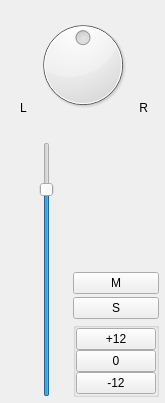
The window that src/gui/BaseTrackView.ui (elieserdejesus/JamTaba) describes before a commit, drawn with Qt 5.
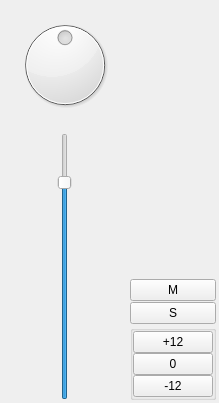
The same window after the commit. Custom widgets are drawn as their Qt base class.

Commit message: mini and full view modes working

Patch:
```diff
--- a/src/gui/BaseTrackView.ui
+++ b/src/gui/BaseTrackView.ui
@@ -6,7 +6,7 @@
    <rect>
     <x>0</x>
     <y>0</y>
-    <width>165</width>
+    <width>219</width>
     <height>403</height>
    </rect>
   </property>
@@ -19,127 +19,42 @@
   <property name="windowTitle">
    <string>Form</string>
   </property>
+  <property name="styleSheet">
+   <string notr="true"/>
+  </property>
   <layout class="QVBoxLayout" name="mainLayout">
+   <property name="spacing">
+    <number>3</number>
+   </property>
    <property name="leftMargin">
-    <number>6</number>
+    <number>3</number>
    </property>
    <property name="topMargin">
-    <number>6</number>
+    <number>3</number>
    </property>
    <property name="rightMargin">
-    <number>6</number>
+    <number>3</number>
    </property>
    <property name="bottomMargin">
-    <number>6</number>
+    <number>3</number>
    </property>
    <item>
     <widget class="QWidget" name="topPanel" native="true">
      <property name="sizePolicy">
-      <sizepolicy hsizetype="MinimumExpanding" vsizetype="Preferred">
-       <horstretch>0</horstretch>
-       <verstretch>0</verstretch>
-      </sizepolicy>
-     </property>
-     <layout class="QGridLayout" name="topPanelLayout">
-      <property name="leftMargin">
-       <number>0</number>
-      </property>
-      <property name="rightMargin">
-       <number>0</number>
-      </property>
-      <property name="horizontalSpacing">
-       <number>6</number>
-      </property>
-      <property name="verticalSpacing">
-       <number>12</number>
-      </property>
-      <item row="0" column="1">
-       <widget class="QDial" name="panSlider">
-        <property name="minimum">
-         <number>-4</number>
-        </property>
-        <property name="maximum">
-         <number>4</number>
-        </property>
-        <property name="pageStep">
-         <number>1</number>
-        </property>
-        <property name="tracking">
-         <bool>false</bool>
-        </property>
-        <property name="wrapping">
-         <bool>false</bool>
-        </property>
-        <property name="notchesVisible">
-         <bool>false</bool>
-        </property>
-       </widget>
-      </item>
-      <item row="0" column="2" alignment="Qt::AlignLeft|Qt::AlignBottom">
-       <widget class="QLabel" name="labelPanR">
-        <property name="sizePolicy">
-         <sizepolicy hsizetype="Fixed" vsizetype="Preferred">
-          <horstretch>0</horstretch>
-          <verstretch>0</verstretch>
-         </sizepolicy>
-        </property>
-        <property name="text">
-         <string>R</string>
-        </property>
-        <property name="alignment">
-         <set>Qt::AlignRight|Qt::AlignTrailing|Qt::AlignVCenter</set>
-        </property>
-       </widget>
-      </item>
-      <item row="0" column="0" alignment="Qt::AlignRight|Qt::AlignBottom">
-       <widget class="QLabel" name="labelPanL">
-        <property name="sizePolicy">
-         <sizepolicy hsizetype="Fixed" vsizetype="Preferred">
-          <horstretch>0</horstretch>
-          <verstretch>0</verstretch>
-         </sizepolicy>
-        </property>
-        <property name="text">
-         <string>L</string>
-        </property>
-        <property name="alignment">
-         <set>Qt::AlignLeading|Qt::AlignLeft|Qt::AlignVCenter</set>
-        </property>
-       </widget>
-      </item>
-     </layout>
-    </widget>
-   </item>
-   <item>
-    <spacer name="panSpacer">
-     <property name="orientation">
-      <enum>Qt::Vertical</enum>
-     </property>
-     <property name="sizeType">
-      <enum>QSizePolicy::Fixed</enum>
-     </property>
-     <property name="sizeHint" stdset="0">
-      <size>
-       <width>20</width>
-       <height>12</height>
-      </size>
-     </property>
-    </spacer>
-   </item>
-   <item>
-    <widget class="QWidget" name="faderPanel" native="true">
-     <property name="sizePolicy">
-      <sizepolicy hsizetype="MinimumExpanding" vsizetype="Preferred">
+      <sizepolicy hsizetype="Preferred" vsizetype="MinimumExpanding">
        <horstretch>0</horstretch>
        <verstretch>1</verstretch>
       </sizepolicy>
      </property>
-     <layout class="QGridLayout" name="gridLayout">
+     <layout class="QHBoxLayout" name="horizontalLayout">
+      <property name="spacing">
+       <number>3</number>
+      </property>
       <property name="leftMargin">
        <number>0</number>
       </property>
       <property name="topMargin">
-       <number>0</number>
+       <number>12</number>
       </property>
       <property name="rightMargin">
        <number>0</number>
@@ -147,18 +62,173 @@
       <property name="bottomMargin">
        <number>0</number>
       </property>
-      <property name="verticalSpacing">
-       <number>3</number>
-      </property>
-      <item row="5" column="2" colspan="2">
-       <widget class="QGroupBox" name="boostPanel">
-        <property name="title">
-         <string/>
-        </property>
-        <layout class="QVBoxLayout" name="verticalLayout">
-         <property name="spacing">
+      <item>
+       <widget class="QWidget" name="leftWidget" native="true">
+        <layout class="QGridLayout" name="gridLayout_2">
+         <property name="leftMargin">
           <number>0</number>
          </property>
+         <property name="topMargin">
+          <number>0</number>
+         </property>
+         <property name="rightMargin">
+          <number>0</number>
+         </property>
+         <property name="bottomMargin">
+          <number>0</number>
+         </property>
+         <property name="horizontalSpacing">
+          <number>0</number>
+         </property>
+         <item row="2" column="1" alignment="Qt::AlignHCenter">
+          <widget class="QSlider" name="levelSlider">
+           <property name="sizePolicy">
+            <sizepolicy hsizetype="Fixed" vsizetype="Expanding">
+             <horstretch>1</horstretch>
+             <verstretch>1</verstretch>
+            </sizepolicy>
+           </property>
+           <property name="maximum">
+            <number>120</number>
+           </property>
+           <property name="value">
+            <number>100</number>
+           </property>
+           <property name="orientation">
+            <enum>Qt::Vertical</enum>
+           </property>
+           <property name="tickPosition">
+            <enum>QSlider::NoTicks</enum>
+           </property>
+           <property name="tickInterval">
+            <number>0</number>
+           </property>
+          </widget>
+         </item>
+         <item row="1" column="0" colspan="2">
+          <spacer name="panSpacer">
+           <property name="orientation">
+            <enum>Qt::Vertical</enum>
+           </property>
+           <property name="sizeType">
+            <enum>QSizePolicy::Fixed</enum>
+           </property>
+           <property name="sizeHint" stdset="0">
+            <size>
+             <width>20</width>
+             <height>12</height>
+            </size>
+           </property>
+          </spacer>
+         </item>
+         <item row="0" column="0" colspan="2">
+          <widget class="QWidget" name="panPanel" native="true">
+           <property name="styleSheet">
+            <string notr="true"/>
+           </property>
+           <layout class="QGridLayout" name="gridLayout">
+            <property name="leftMargin">
+             <number>0</number>
+            </property>
+            <property name="topMargin">
+             <number>0</number>
+            </property>
+            <property name="rightMargin">
+             <number>0</number>
+            </property>
+            <property name="bottomMargin">
+             <number>0</number>
+            </property>
+            <property name="spacing">
+             <number>0</number>
+            </property>
+            <item row="1" column="1" alignment="Qt::AlignRight">
+             <widget class="QLabel" name="labelPanL">
+              <property name="sizePolicy">
+               <sizepolicy hsizetype="MinimumExpanding" vsizetype="Preferred">
+                <horstretch>0</horstretch>
+                <verstretch>0</verstretch>
+               </sizepolicy>
+              </property>
+              <property name="minimumSize">
+               <size>
+                <width>26</width>
+                <height>0</height>
+               </size>
+              </property>
+              <property name="maximumSize">
+               <size>
+                <width>32</width>
+                <height>16777215</height>
+               </size>
+              </property>
+              <property name="text">
+               <string>L</string>
+              </property>
+              <property name="alignment">
+               <set>Qt::AlignLeading|Qt::AlignLeft|Qt::AlignVCenter</set>
+              </property>
+             </widget>
+            </item>
+            <item row="1" column="2" alignment="Qt::AlignLeft">
+             <widget class="QLabel" name="labelPanR">
+              <property name="sizePolicy">
+               <sizepolicy hsizetype="MinimumExpanding" vsizetype="Preferred">
+                <horstretch>0</horstretch>
+                <verstretch>0</verstretch>
+               </sizepolicy>
+              </property>
+              <property name="minimumSize">
+               <size>
+                <width>26</width>
+                <height>0</height>
+               </size>
+              </property>
+              <property name="maximumSize">
+               <size>
+                <width>32</width>
+                <height>16777215</height>
+               </size>
+              </property>
+              <property name="text">
+               <string>R</string>
+              </property>
+              <property name="alignment">
+               <set>Qt::AlignRight|Qt::AlignTrailing|Qt::AlignVCenter</set>
+              </property>
+             </widget>
+            </item>
+            <item row="0" column="1" rowspan="2" colspan="2" alignment="Qt::AlignHCenter">
+             <widget class="QDial" name="panSlider">
+              <property name="minimum">
+               <number>-4</number>
+              </property>
+              <property name="maximum">
+               <number>4</number>
+              </property>
+              <property name="pageStep">
+               <number>1</number>
+              </property>
+              <property name="tracking">
+               <bool>false</bool>
+              </property>
+              <property name="wrapping">
+               <bool>false</bool>
+              </property>
+              <property name="notchesVisible">
+               <bool>false</bool>
+              </property>
+             </widget>
+            </item>
+           </layout>
+          </widget>
+         </item>
+        </layout>
+       </widget>
+      </item>
+      <item>
+       <widget class="QWidget" name="rightWidget" native="true">
+        <layout class="QGridLayout" name="gridLayout_3">
          <property name="leftMargin">
           <number>0</number>
          </property>
@@ -171,205 +241,188 @@
          <property name="bottomMargin">
           <number>0</number>
          </property>
-         <item>
-          <widget class="QPushButton" name="buttonBoostPlus12">
-           <property name="toolTip">
-            <string>+12 db boost</string>
+         <property name="horizontalSpacing">
+          <number>0</number>
+         </property>
+         <property name="verticalSpacing">
+          <number>1</number>
+         </property>
+         <item row="1" column="0" colspan="2">
+          <widget class="QLabel" name="peaksDbLabel">
+           <property name="sizePolicy">
+            <sizepolicy hsizetype="MinimumExpanding" vsizetype="Maximum">
+             <horstretch>0</horstretch>
+             <verstretch>0</verstretch>
+            </sizepolicy>
            </property>
            <property name="text">
-            <string>+12</string>
+            <string/>
            </property>
-           <property name="checkable">
-            <bool>true</bool>
+          </widget>
+         </item>
+         <item row="0" column="0">
+          <widget class="PeakMeter" name="peakMeterLeft" native="true">
+           <property name="sizePolicy">
+            <sizepolicy hsizetype="Preferred" vsizetype="MinimumExpanding">
+             <horstretch>0</horstretch>
+             <verstretch>1</verstretch>
+            </sizepolicy>
            </property>
+           <property name="minimumSize">
+            <size>
+             <width>10</width>
+             <height>0</height>
+            </size>
+           </property>
           </widget>
          </item>
-         <item>
-          <widget class="QPushButton" name="buttonBoostZero">
+         <item row="0" column="1">
+          <widget class="PeakMeter" name="peakMeterRight" native="true">
+           <property name="sizePolicy">
+            <sizepolicy hsizetype="Minimum" vsizetype="MinimumExpanding">
+             <horstretch>0</horstretch>
+             <verstretch>1</verstretch>
+            </sizepolicy>
+           </property>
+           <property name="minimumSize">
+            <size>
+             <width>10</width>
+             <height>0</height>
+            </size>
+           </property>
+          </widget>
+         </item>
+         <item row="2" column="0" colspan="2">
+          <widget class="QPushButton" name="muteButton">
+           <property name="enabled">
+            <bool>true</bool>
+           </property>
+           <property name="sizePolicy">
+            <sizepolicy hsizetype="Ignored" vsizetype="Fixed">
+             <horstretch>0</horstretch>
+             <verstretch>0</verstretch>
+            </sizepolicy>
+           </property>
+           <property name="minimumSize">
+            <size>
+             <width>20</width>
+             <height>0</height>
+            </size>
+           </property>
            <property name="toolTip">
             <string>no boost</string>
            </property>
+           <property name="layoutDirection">
+            <enum>Qt::LeftToRight</enum>
+           </property>
            <property name="text">
-            <string>0</string>
+            <string>M</string>
            </property>
+           <property name="iconSize">
+            <size>
+             <width>0</width>
+             <height>0</height>
+            </size>
+           </property>
            <property name="checkable">
             <bool>true</bool>
            </property>
           </widget>
          </item>
-         <item>
-          <widget class="QPushButton" name="buttonBoostMinus12">
+         <item row="3" column="0" colspan="2">
+          <widget class="QPushButton" name="soloButton">
+           <property name="sizePolicy">
+            <sizepolicy hsizetype="Ignored" vsizetype="Fixed">
+             <horstretch>0</horstretch>
+             <verstretch>0</verstretch>
+            </sizepolicy>
+           </property>
+           <property name="minimumSize">
+            <size>
+             <width>20</width>
+             <height>0</height>
+            </size>
+           </property>
            <property name="toolTip">
             <string>-12 db boost</string>
            </property>
+           <property name="layoutDirection">
+            <enum>Qt::LeftToRight</enum>
+           </property>
            <property name="text">
-            <string>-12</string>
+            <string>S</string>
            </property>
            <property name="checkable">
             <bool>true</bool>
            </property>
           </widget>
          </item>
+         <item row="4" column="0" colspan="2">
+          <widget class="QGroupBox" name="boostPanel">
+           <property name="title">
+            <string/>
+           </property>
+           <layout class="QVBoxLayout" name="verticalLayout">
+            <property name="spacing">
+             <number>0</number>
+            </property>
+            <property name="leftMargin">
+             <number>0</number>
+            </property>
+            <property name="topMargin">
+             <number>0</number>
+            </property>
+            <property name="rightMargin">
+             <number>0</number>
+            </property>
+            <property name="bottomMargin">
+             <number>0</number>
+            </property>
+            <item>
+             <widget class="QPushButton" name="buttonBoostPlus12">
+              <property name="toolTip">
+               <string>+12 db boost</string>
+              </property>
+              <property name="text">
+               <string>+12</string>
+              </property>
+              <property name="checkable">
+               <bool>true</bool>
+              </property>
+             </widget>
+            </item>
+            <item>
+             <widget class="QPushButton" name="buttonBoostZero">
+              <property name="toolTip">
+               <string>no boost</string>
+              </property>
+              <property name="text">
+               <string>0</string>
+              </property>
+              <property name="checkable">
+               <bool>true</bool>
+              </property>
+             </widget>
+            </item>
+            <item>
+             <widget class="QPushButton" name="buttonBoostMinus12">
+              <property name="toolTip">
+               <string>-12 db boost</string>
+              </property>
+              <property name="text">
+               <string>-12</string>
+              </property>
+              <property name="checkable">
+               <bool>true</bool>
+              </property>
+             </widget>
+            </item>
+           </layout>
+          </widget>
+         </item>
         </layout>
        </widget>
       </item>
-      <item row="0" column="3" rowspan="2">
-       <widget class="PeakMeter" name="peakMeterRight" native="true">
-        <property name="sizePolicy">
-         <sizepolicy hsizetype="Minimum" vsizetype="MinimumExpanding">
-          <horstretch>0</horstretch>
-          <verstretch>1</verstretch>
-         </sizepolicy>
-        </property>
-        <property name="minimumSize">
-         <size>
-          <width>10</width>
-          <height>0</height>
-         </size>
-        </property>
-       </widget>
-      </item>
-      <item row="0" column="2" rowspan="2">
-       <widget class="PeakMeter" name="peakMeterLeft" native="true">
-        <property name="sizePolicy">
-         <sizepolicy hsizetype="Preferred" vsizetype="MinimumExpanding">
-          <horstretch>0</horstretch>
-          <verstretch>1</verstretch>
-         </sizepolicy>
-        </property>
-        <property name="minimumSize">
-         <size>
-          <width>10</width>
-          <height>0</height>
-         </size>
-        </property>
-       </widget>
-      </item>
-      <item row="4" column="2" colspan="2">
-       <widget class="QPushButton" name="soloButton">
-        <property name="sizePolicy">
-         <sizepolicy hsizetype="Ignored" vsizetype="Fixed">
-          <horstretch>0</horstretch>
-          <verstretch>0</verstretch>
-         </sizepolicy>
-        </property>
-        <property name="minimumSize">
-         <size>
-          <width>20</width>
-          <height>0</height>
-         </size>
-        </property>
-        <property name="toolTip">
-         <string>solo</string>
-        </property>
-        <property name="layoutDirection">
-         <enum>Qt::LeftToRight</enum>
-        </property>
-        <property name="text">
-         <string>S</string>
-        </property>
-        <property name="checkable">
-         <bool>true</bool>
-        </property>
-       </widget>
-      </item>
-      <item row="2" column="2" colspan="2">
-       <widget class="QLabel" name="peaksDbLabel">
-        <property name="sizePolicy">
-         <sizepolicy hsizetype="MinimumExpanding" vsizetype="Maximum">
-          <horstretch>0</horstretch>
-          <verstretch>0</verstretch>
-         </sizepolicy>
-        </property>
-        <property name="maximumSize">
-         <size>
-          <width>20</width>
-          <height>16777215</height>
-         </size>
-        </property>
-        <property name="text">
-         <string/>
-        </property>
-       </widget>
-      </item>
-      <item row="3" column="2" colspan="2">
-       <widget class="QPushButton" name="muteButton">
-        <property name="enabled">
-         <bool>true</bool>
-        </property>
-        <property name="sizePolicy">
-         <sizepolicy hsizetype="Ignored" vsizetype="Fixed">
-          <horstretch>0</horstretch>
-          <verstretch>0</verstretch>
-         </sizepolicy>
-        </property>
-        <property name="minimumSize">
-         <size>
-          <width>20</width>
-          <height>0</height>
-         </size>
-        </property>
-        <property name="toolTip">
-         <string>mute</string>
-        </property>
-        <property name="layoutDirection">
-         <enum>Qt::LeftToRight</enum>
-        </property>
-        <property name="text">
-         <string>M</string>
-        </property>
-        <property name="iconSize">
-         <size>
-          <width>0</width>
-          <height>0</height>
-         </size>
-        </property>
-        <property name="checkable">
-         <bool>true</bool>
-        </property>
-       </widget>
-      </item>
-      <item row="0" column="0" rowspan="6">
-       <spacer name="horizontalSpacer">
-        <property name="orientation">
-         <enum>Qt::Horizontal</enum>
-        </property>
-        <property name="sizeType">
-         <enum>QSizePolicy::Fixed</enum>
-        </property>
-        <property name="sizeHint" stdset="0">
-         <size>
-          <width>20</width>
-          <height>20</height>
-         </size>
-        </property>
-       </spacer>
-      </item>
-      <item row="0" column="1" rowspan="6">
-       <widget class="QSlider" name="levelSlider">
-        <property name="sizePolicy">
-         <sizepolicy hsizetype="MinimumExpanding" vsizetype="Expanding">
-          <horstretch>1</horstretch>
-          <verstretch>0</verstretch>
-         </sizepolicy>
-        </property>
-        <property name="maximum">
-         <number>120</number>
-        </property>
-        <property name="value">
-         <number>100</number>
-        </property>
-        <property name="orientation">
-         <enum>Qt::Vertical</enum>
-        </property>
-        <property name="tickPosition">
-         <enum>QSlider::NoTicks</enum>
-        </property>
-        <property name="tickInterval">
-         <number>0</number>
-        </property>
-       </widget>
-      </item>
      </layout>
     </widget>
    </item>
```
Left out of the diff: 6 changed lines with no effect on the pictures. The commit also changes 12 other files.
